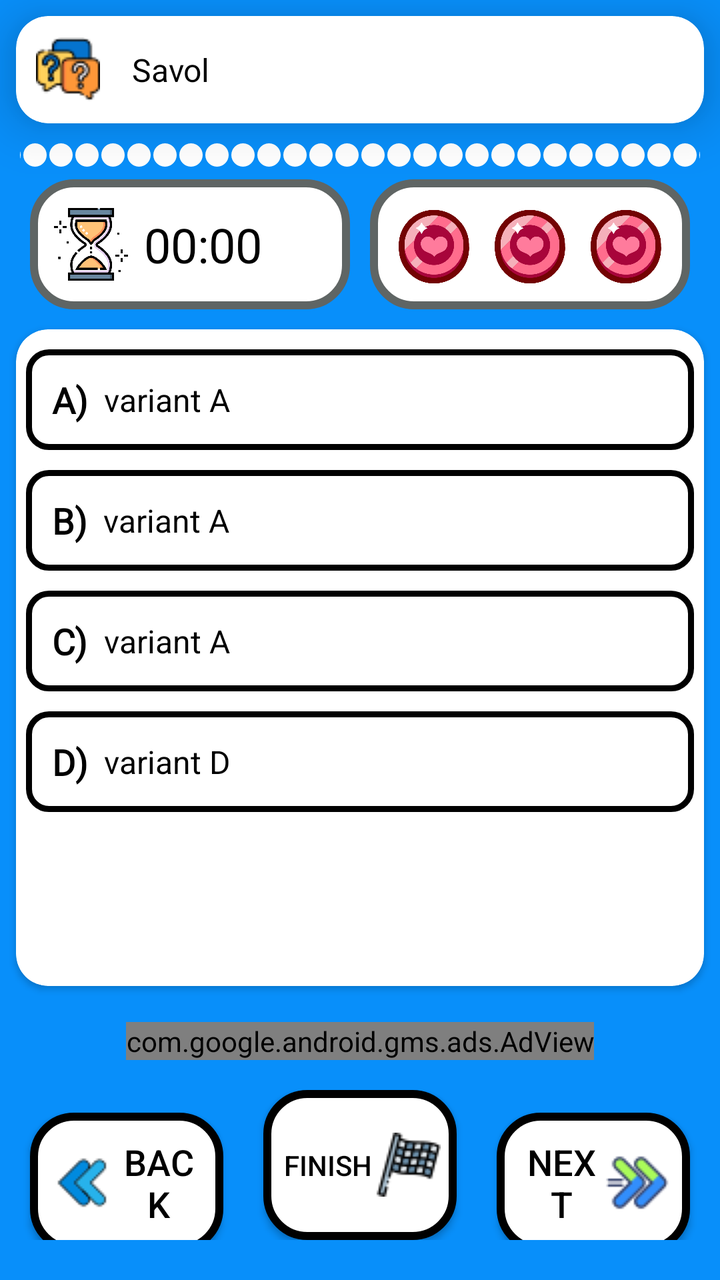
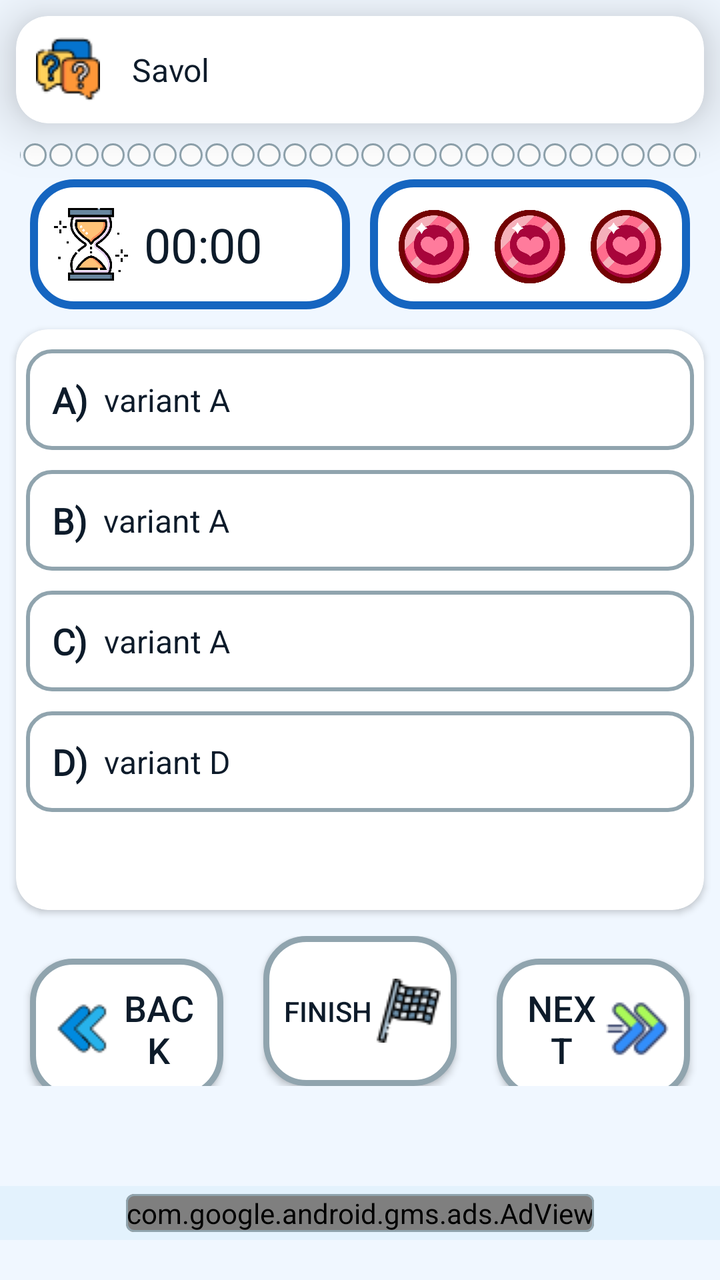

Before-and-after screenshots of an Android layout around one commit, followed by the original layout XML and the change that was made.
<!-- AndroidManifest.xml: application theme Theme.KimyoTest -->
<!-- res/layout/fragment_test_heart.xml -->
<?xml version="1.0" encoding="utf-8"?>
<androidx.appcompat.widget.LinearLayoutCompat xmlns:android="http://schemas.android.com/apk/res/android"
    xmlns:app="http://schemas.android.com/apk/res-auto"
    xmlns:tools="http://schemas.android.com/tools"
    android:layout_width="match_parent"
    android:layout_height="match_parent"
    android:background="@color/blue"
    android:orientation="vertical">

    <androidx.cardview.widget.CardView
        android:id="@+id/questionList"
        android:layout_width="match_parent"
        android:layout_height="wrap_content"
        android:layout_margin="8dp"
        app:cardBackgroundColor="@color/white"
        app:cardCornerRadius="16dp"
        app:cardElevation="16dp">

        <androidx.appcompat.widget.LinearLayoutCompat
            android:layout_width="wrap_content"
            android:layout_height="wrap_content"
            android:orientation="horizontal">

            <androidx.appcompat.widget.AppCompatImageView
                android:layout_width="wrap_content"
                android:layout_height="wrap_content"
                app:srcCompat="@drawable/image_question_32px"
                android:layout_marginStart="10dp"
                android:layout_gravity="center_vertical"/>

            <androidx.appcompat.widget.AppCompatTextView
                android:id="@+id/question"
                android:layout_width="match_parent"
                android:layout_height="wrap_content"
                android:padding="16dp"
                android:text="Savol"
                android:textColor="@color/black"
                android:textSize="16sp" />
        </androidx.appcompat.widget.LinearLayoutCompat>
    </androidx.cardview.widget.CardView>

    <androidx.appcompat.widget.LinearLayoutCompat
        android:id="@+id/testCountLayout"
        android:layout_width="match_parent"
        android:layout_height="16dp"
        android:layout_marginStart="10dp"
        android:layout_marginEnd="10dp"
        android:gravity="center"
        android:orientation="horizontal">
        <androidx.appcompat.widget.AppCompatTextView
            style="@style/TestCountStyle"/>
        <androidx.appcompat.widget.AppCompatTextView
            style="@style/TestCountStyle"/>
        <androidx.appcompat.widget.AppCompatTextView
            style="@style/TestCountStyle"/>
        <androidx.appcompat.widget.AppCompatTextView
            style="@style/TestCountStyle"/>
        <androidx.appcompat.widget.AppCompatTextView
            style="@style/TestCountStyle"/>
        <androidx.appcompat.widget.AppCompatTextView
            style="@style/TestCountStyle"/>
        <androidx.appcompat.widget.AppCompatTextView
            style="@style/TestCountStyle"/>
        <androidx.appcompat.widget.AppCompatTextView
            style="@style/TestCountStyle"/>
        <androidx.appcompat.widget.AppCompatTextView
            style="@style/TestCountStyle"/>
        <androidx.appcompat.widget.AppCompatTextView
            style="@style/TestCountStyle"/>
        <androidx.appcompat.widget.AppCompatTextView
            style="@style/TestCountStyle"/>
        <androidx.appcompat.widget.AppCompatTextView
            style="@style/TestCountStyle"/>
        <androidx.appcompat.widget.AppCompatTextView
            style="@style/TestCountStyle"/>
        <androidx.appcompat.widget.AppCompatTextView
            style="@style/TestCountStyle"/>
        <androidx.appcompat.widget.AppCompatTextView
            style="@style/TestCountStyle"/>
        <androidx.appcompat.widget.AppCompatTextView
            style="@style/TestCountStyle"/>
        <androidx.appcompat.widget.AppCompatTextView
            style="@style/TestCountStyle"/>
        <androidx.appcompat.widget.AppCompatTextView
            style="@style/TestCountStyle"/>
        <androidx.appcompat.widget.AppCompatTextView
            style="@style/TestCountStyle"/>
        <androidx.appcompat.widget.AppCompatTextView
            style="@style/TestCountStyle"/>
        <androidx.appcompat.widget.AppCompatTextView
            style="@style/TestCountStyle"/>
        <androidx.appcompat.widget.AppCompatTextView
            style="@style/TestCountStyle"/>
        <androidx.appcompat.widget.AppCompatTextView
            style="@style/TestCountStyle"/>
        <androidx.appcompat.widget.AppCompatTextView
            style="@style/TestCountStyle"/>
        <androidx.appcompat.widget.AppCompatTextView
            style="@style/TestCountStyle"/>
        <androidx.appcompat.widget.AppCompatTextView
            style="@style/TestCountStyle"/>
        <androidx.appcompat.widget.AppCompatTextView
            style="@style/TestCountStyle"/>
        <androidx.appcompat.widget.AppCompatTextView
            style="@style/TestCountStyle"/>
        <androidx.appcompat.widget.AppCompatTextView
            style="@style/TestCountStyle"/>
        <androidx.appcompat.widget.AppCompatTextView
            style="@style/TestCountStyle"/>
    </androidx.appcompat.widget.LinearLayoutCompat>

    <androidx.appcompat.widget.LinearLayoutCompat
        android:layout_width="match_parent"
        android:layout_height="wrap_content"
        android:orientation="horizontal"
        android:layout_marginTop="4dp"
        android:layout_marginBottom="2dp"
        android:gravity="center">
        <androidx.appcompat.widget.LinearLayoutCompat
            android:layout_width="160dp"
            android:layout_height="65dp"
            android:orientation="horizontal"
            android:layout_marginEnd="5dp"
            android:gravity="center_vertical"
            android:background="@drawable/style_item_menu">
            <androidx.appcompat.widget.AppCompatImageView
                android:layout_width="45dp"
                android:layout_height="45dp"
                android:padding="4dp"
                android:layout_marginStart="8dp"
                app:srcCompat="@drawable/image_timer"/>
            <androidx.appcompat.widget.AppCompatTextView
                android:id="@+id/testTimer"
                android:layout_width="wrap_content"
                android:layout_height="wrap_content"
                android:textSize="24sp"
                android:textColor="@color/black"
                android:layout_marginStart="4dp"
                android:fontFamily="@font/madimi"
                android:text="00:00"/>
            <androidx.appcompat.widget.AppCompatImageView
                android:id="@+id/timerInfinity"
                android:layout_width="45dp"
                android:layout_height="45dp"
                android:layout_marginStart="4dp"
                app:srcCompat="@drawable/image_infinity_32"
                android:visibility="gone"/>
        </androidx.appcompat.widget.LinearLayoutCompat>
        <androidx.appcompat.widget.LinearLayoutCompat
            android:layout_width="160dp"
            android:layout_height="65dp"
            android:layout_marginStart="5dp"
            android:orientation="horizontal"
            android:gravity="center"
            android:padding="4dp"
            android:background="@drawable/style_item_menu">
            <androidx.appcompat.widget.AppCompatImageView
                android:id="@+id/imageHearth1"
                android:layout_width="48dp"
                android:layout_height="48dp"
                android:padding="3dp"
                app:srcCompat="@drawable/image_heart"/>
            <androidx.appcompat.widget.AppCompatImageView
                android:id="@+id/imageHearth2"
                android:layout_width="48dp"
                android:layout_height="48dp"
                android:padding="3dp"
                app:srcCompat="@drawable/image_heart"/>
            <androidx.appcompat.widget.AppCompatImageView
                android:id="@+id/imageHearth3"
                android:layout_width="48dp"
                android:layout_height="48dp"
                android:padding="3dp"
                app:srcCompat="@drawable/image_heart"/>
        </androidx.appcompat.widget.LinearLayoutCompat>
    </androidx.appcompat.widget.LinearLayoutCompat>

    <androidx.cardview.widget.CardView
        android:id="@+id/answerLayout"
        android:layout_width="match_parent"
        android:layout_height="0dp"
        android:layout_margin="8dp"
        android:layout_weight="4"
        app:cardBackgroundColor="@color/white"
        app:cardCornerRadius="16dp"
        android:layout_marginBottom="10dp">

        <androidx.appcompat.widget.LinearLayoutCompat
            android:id="@+id/group"
            android:layout_width="match_parent"
            android:layout_height="wrap_content"
            android:orientation="vertical">

            <Space
                android:layout_width="match_parent"
                android:layout_height="10dp" />

            <androidx.appcompat.widget.LinearLayoutCompat
                style="@style/VariantStyle"
                android:padding="5dp"
                android:layout_marginStart="5dp"
                android:layout_marginEnd="5dp">

                <androidx.appcompat.widget.AppCompatTextView
                    android:layout_width="wrap_content"
                    android:layout_height="wrap_content"
                    android:layout_margin="8dp"
                    android:text="@string/text_A"
                    android:textStyle="bold"
                    android:layout_gravity="center_vertical"
                    android:textSize="18sp"
                    android:textColor="@color/black"
                    android:fontFamily="@font/pre_hear_regular"
                    android:layout_marginStart="5dp" />

                <androidx.appcompat.widget.AppCompatTextView
                    android:id="@+id/variantA"
                    android:layout_width="match_parent"
                    android:layout_height="wrap_content"
                    android:layout_marginEnd="8dp"
                    android:text="variant A"
                    android:textColor="@color/black"
                    android:textSize="16sp" />
            </androidx.appcompat.widget.LinearLayoutCompat>

            <Space
                android:layout_width="match_parent"
                android:layout_height="10dp" />

            <androidx.appcompat.widget.LinearLayoutCompat
                style="@style/VariantStyle"
                android:padding="5dp"
                android:layout_marginStart="5dp"
                android:layout_marginEnd="5dp">

                <androidx.appcompat.widget.AppCompatTextView
                    android:layout_width="wrap_content"
                    android:layout_height="wrap_content"
                    android:layout_margin="8dp"
                    android:text="@string/text_B"
                    android:textStyle="bold"
                    android:layout_gravity="center_vertical"
                    android:textSize="18sp"
                    android:textColor="@color/black"
                    android:fontFamily="@font/pre_hear_regular"
                    android:layout_marginStart="5dp"/>

                <androidx.appcompat.widget.AppCompatTextView
                    android:id="@+id/variantB"
                    android:layout_width="match_parent"
                    android:layout_height="wrap_content"
                    android:layout_marginEnd="8dp"
                    android:text="variant A"
                    android:textColor="@color/black"
                    android:textSize="16sp" />
            </androidx.appcompat.widget.LinearLayoutCompat>

            <Space
                android:layout_width="match_parent"
                android:layout_height="10dp" />

            <androidx.appcompat.widget.LinearLayoutCompat
                style="@style/VariantStyle"
                android:padding="5dp"
                android:layout_marginStart="5dp"
                android:layout_marginEnd="5dp">

                <androidx.appcompat.widget.AppCompatTextView
                    android:layout_width="wrap_content"
                    android:layout_height="wrap_content"
                    android:layout_margin="8dp"
                    android:text="@string/text_C"
                    android:layout_gravity="center_vertical"
                    android:textSize="18sp"
                    android:textStyle="bold"
                    android:textColor="@color/black"
                    android:fontFamily="@font/pre_hear_regular"
                    android:layout_marginStart="5dp" />

                <androidx.appcompat.widget.AppCompatTextView
                    android:id="@+id/variantC"
                    android:layout_width="match_parent"
                    android:layout_height="wrap_content"
                    android:layout_marginEnd="8dp"
                    android:text="variant A"
                    android:textColor="@color/black"
                    android:textSize="16sp" />
            </androidx.appcompat.widget.LinearLayoutCompat>

            <Space
                android:layout_width="match_parent"
                android:layout_height="10dp" />

            <androidx.appcompat.widget.LinearLayoutCompat
                style="@style/VariantStyle"
                android:padding="5dp"
                android:layout_marginStart="5dp"
                android:layout_marginEnd="5dp">

                <androidx.appcompat.widget.AppCompatTextView
                    android:layout_width="wrap_content"
                    android:layout_height="wrap_content"
                    android:layout_margin="8dp"
                    android:text="@string/text_D"
                    android:textStyle="bold"
                    android:layout_gravity="center_vertical"
                    android:textSize="18sp"
                    android:textColor="@color/black"
                    android:fontFamily="@font/pre_hear_regular"
                    android:layout_marginStart="5dp" />

                <androidx.appcompat.widget.AppCompatTextView
                    android:id="@+id/variantD"
                    android:layout_width="match_parent"
                    android:layout_height="wrap_content"
                    android:layout_marginEnd="8dp"
                    android:text="variant D"
                    android:textColor="@color/black"
                    android:textSize="16sp" />
            </androidx.appcompat.widget.LinearLayoutCompat>

            <Space
                android:layout_width="match_parent"
                android:layout_height="10dp" />
        </androidx.appcompat.widget.LinearLayoutCompat>
    </androidx.cardview.widget.CardView>

    <com.google.android.gms.ads.AdView
        xmlns:ads="http://schemas.android.com/apk/res-auto"
        android:id="@+id/bannerAds"
        android:layout_gravity="center"
        android:layout_width="wrap_content"
        android:layout_height="wrap_content"
        android:layout_centerHorizontal="true"
        android:layout_alignParentBottom="true"
        ads:adSize="BANNER"
        android:layout_marginBottom="10dp"
        android:layout_marginTop="10dp"
        ads:adUnitId="@string/bannerAdsUnitId">
    </com.google.android.gms.ads.AdView>

    <androidx.appcompat.widget.LinearLayoutCompat
        android:layout_width="match_parent"
        android:layout_height="wrap_content"
        android:padding="5dp"
        android:layout_marginBottom="15dp">

        <androidx.appcompat.widget.AppCompatButton
            android:id="@+id/back"
            android:layout_width="0dp"
            android:layout_height="70dp"
            android:layout_marginStart="10dp"
            android:layout_marginEnd="10dp"
            android:layout_weight="1"
            android:padding="10dp"
            android:drawableStart="@drawable/image_back_32px"
            android:background="@drawable/style_btn"
            android:text="@string/back"
            android:textColor="@color/black"
            android:textSize="18sp" />

        <androidx.appcompat.widget.AppCompatButton
            android:id="@+id/stopTest"
            android:layout_width="0dp"
            android:layout_height="75dp"
            android:layout_marginStart="10dp"
            android:layout_marginEnd="10dp"
            android:layout_weight="1"
            android:padding="8dp"
            android:drawableEnd="@drawable/image_finish_32px"
            android:background="@drawable/style_btn"
            android:text="@string/finish"
            android:textColor="@color/black"
            android:textSize="14sp" />

        <androidx.appcompat.widget.AppCompatButton
            android:id="@+id/nextBtn"
            android:layout_width="0dp"
            android:layout_height="70dp"
            android:layout_marginStart="10dp"
            android:layout_marginEnd="10dp"
            android:layout_weight="1"
            android:background="@drawable/style_btn"
            android:text="@string/next"
            android:drawableEnd="@drawable/image_next_32px"
            android:padding="10dp"
            android:textColor="@color/black"
            android:textSize="18sp" />
    </androidx.appcompat.widget.LinearLayoutCompat>

</androidx.appcompat.widget.LinearLayoutCompat>
<!-- resources referenced by this layout -->
<resources>
  <color name="black">#FF000000</color>
  <color name="blue">#088FFA</color>
  <color name="white">#FFFFFFFF</color>
  <!-- drawable image_back_32px: png bitmap (drawable, 964 bytes) -->
  <!-- drawable image_finish_32px: png bitmap (drawable, 2047 bytes) -->
  <!-- drawable image_heart: png bitmap (drawable, 34559 bytes) -->
  <!-- drawable image_infinity_32: png bitmap (drawable, 1665 bytes) -->
  <!-- drawable image_next_32px: png bitmap (drawable, 1419 bytes) -->
  <!-- drawable image_timer: png bitmap (drawable, 32553 bytes) -->
  <!-- drawable style_btn (drawable) -->
  <?xml version="1.0" encoding="utf-8"?>
  <shape xmlns:android="http://schemas.android.com/apk/res/android">
      <corners android:radius="20dp"/>
      <stroke android:width="4dp" android:color="@color/black"/>
      <solid android:color="@color/white"/>
  </shape>
  <!-- drawable style_item_menu (drawable) -->
  <?xml version="1.0" encoding="utf-8"?>
  <shape xmlns:android="http://schemas.android.com/apk/res/android">
      <corners android:radius="20dp"/>
      <stroke android:width="4dp" android:color="@color/appTheme"/>
      <solid android:color="@color/white"/>
  </shape>
  <string name="back">Back</string>
  <string name="bannerAdsUnitId">ca-app-pub-4664801446868642/4780323731</string>
  <string name="finish">Finish</string>
  <string name="next">Next</string>
  <string name="text_A">A)</string>
  <string name="text_B">B)</string>
  <string name="text_C">C)</string>
  <string name="text_D">D)</string>
  <style name="TestCountStyle">
          <item name="android:layout_width">11.5dp</item>
          <item name="android:layout_height">11.5dp</item>
          <item name="android:background">@drawable/style_test_count</item>
          <item name="android:layout_marginEnd">0.5dp</item>
          <item name="android:layout_marginStart">0.5dp</item>
      </style>
  <style name="VariantStyle">
          <item name="android:layout_width">match_parent</item>
          <item name="android:layout_height">wrap_content</item>
          <item name="android:clickable">true</item>
          <item name="android:background">@drawable/style_test_default_answer</item>
          <item name="android:gravity">center</item>
          <item name="android:onClick">click</item>
      </style>
  <style name="Theme.KimyoTest" parent="Base.Theme.KimyoTest" />
  <color name="appTheme">@color/silver</color>
  <!-- drawable style_test_count (drawable) -->
  <?xml version="1.0" encoding="utf-8"?>
  <shape xmlns:android="http://schemas.android.com/apk/res/android">
      <corners android:radius="250dp"/>
      <solid android:color="@color/white"/>
  </shape>
  <!-- drawable style_test_default_answer (drawable) -->
  <?xml version="1.0" encoding="utf-8"?>
  <shape xmlns:android="http://schemas.android.com/apk/res/android">
      <stroke android:color="@color/black" android:width="3dp"/>
      <corners android:radius="10dp"/> />
  </shape>
  <style name="Base.Theme.KimyoTest" parent="Theme.Material3.DayNight.NoActionBar">
          
          
          <item name="android:textColorPrimary">@color/black</item>
          <item name="android:windowBackground">@color/white</item>
      </style>
  <color name="silver">#5F6564</color>
  <!-- unchanged entries left out for length: 1 -->
</resources>

<!-- the commit's change to res/layout/fragment_test_heart.xml (unified diff, before → after) -->
@@ -4,7 +4,7 @@
     xmlns:tools="http://schemas.android.com/tools"
     android:layout_width="match_parent"
     android:layout_height="match_parent"
-    android:background="@color/blue"
+    android:background="?attr/android:windowBackground"
     android:orientation="vertical">
 
     <androidx.cardview.widget.CardView
@@ -12,7 +12,7 @@
         android:layout_width="match_parent"
         android:layout_height="wrap_content"
         android:layout_margin="8dp"
-        app:cardBackgroundColor="@color/white"
+        app:cardBackgroundColor="?attr/colorSurface"
         app:cardCornerRadius="16dp"
         app:cardElevation="16dp">
 
@@ -34,7 +34,7 @@
                 android:layout_height="wrap_content"
                 android:padding="16dp"
                 android:text="Savol"
-                android:textColor="@color/black"
+                android:textColor="?attr/colorOnSurface"
                 android:textSize="16sp" />
         </androidx.appcompat.widget.LinearLayoutCompat>
     </androidx.cardview.widget.CardView>
@@ -134,7 +134,7 @@
                 android:layout_width="wrap_content"
                 android:layout_height="wrap_content"
                 android:textSize="24sp"
-                android:textColor="@color/black"
+                android:textColor="?attr/colorOnSurface"
                 android:layout_marginStart="4dp"
                 android:fontFamily="@font/madimi"
                 android:text="00:00"/>
@@ -181,7 +181,7 @@
         android:layout_height="0dp"
         android:layout_margin="8dp"
         android:layout_weight="4"
-        app:cardBackgroundColor="@color/white"
+        app:cardBackgroundColor="?attr/colorSurface"
         app:cardCornerRadius="16dp"
         android:layout_marginBottom="10dp">
 
@@ -209,7 +209,7 @@
                     android:textStyle="bold"
                     android:layout_gravity="center_vertical"
                     android:textSize="18sp"
-                    android:textColor="@color/black"
+                    android:textColor="?attr/colorOnSurface"
                     android:fontFamily="@font/pre_hear_regular"
                     android:layout_marginStart="5dp" />
 
@@ -219,7 +219,7 @@
                     android:layout_height="wrap_content"
                     android:layout_marginEnd="8dp"
                     android:text="variant A"
-                    android:textColor="@color/black"
+                    android:textColor="?attr/colorOnSurface"
                     android:textSize="16sp" />
             </androidx.appcompat.widget.LinearLayoutCompat>
 
@@ -241,7 +241,7 @@
                     android:textStyle="bold"
                     android:layout_gravity="center_vertical"
                     android:textSize="18sp"
-                    android:textColor="@color/black"
+                    android:textColor="?attr/colorOnSurface"
                     android:fontFamily="@font/pre_hear_regular"
                     android:layout_marginStart="5dp"/>
 
@@ -251,7 +251,7 @@
                     android:layout_height="wrap_content"
                     android:layout_marginEnd="8dp"
                     android:text="variant A"
-                    android:textColor="@color/black"
+                    android:textColor="?attr/colorOnSurface"
                     android:textSize="16sp" />
             </androidx.appcompat.widget.LinearLayoutCompat>
 
@@ -273,7 +273,7 @@
                     android:layout_gravity="center_vertical"
                     android:textSize="18sp"
                     android:textStyle="bold"
-                    android:textColor="@color/black"
+                    android:textColor="?attr/colorOnSurface"
                     android:fontFamily="@font/pre_hear_regular"
                     android:layout_marginStart="5dp" />
 
@@ -283,7 +283,7 @@
                     android:layout_height="wrap_content"
                     android:layout_marginEnd="8dp"
                     android:text="variant A"
-                    android:textColor="@color/black"
+                    android:textColor="?attr/colorOnSurface"
                     android:textSize="16sp" />
             </androidx.appcompat.widget.LinearLayoutCompat>
 
@@ -305,7 +305,7 @@
                     android:textStyle="bold"
                     android:layout_gravity="center_vertical"
                     android:textSize="18sp"
-                    android:textColor="@color/black"
+                    android:textColor="?attr/colorOnSurface"
                     android:fontFamily="@font/pre_hear_regular"
                     android:layout_marginStart="5dp" />
 
@@ -315,7 +315,7 @@
                     android:layout_height="wrap_content"
                     android:layout_marginEnd="8dp"
                     android:text="variant D"
-                    android:textColor="@color/black"
+                    android:textColor="?attr/colorOnSurface"
                     android:textSize="16sp" />
             </androidx.appcompat.widget.LinearLayoutCompat>
 
@@ -325,25 +325,11 @@
         </androidx.appcompat.widget.LinearLayoutCompat>
     </androidx.cardview.widget.CardView>
 
-    <com.google.android.gms.ads.AdView
-        xmlns:ads="http://schemas.android.com/apk/res-auto"
-        android:id="@+id/bannerAds"
-        android:layout_gravity="center"
-        android:layout_width="wrap_content"
-        android:layout_height="wrap_content"
-        android:layout_centerHorizontal="true"
-        android:layout_alignParentBottom="true"
-        ads:adSize="BANNER"
-        android:layout_marginBottom="10dp"
-        android:layout_marginTop="10dp"
-        ads:adUnitId="@string/bannerAdsUnitId">
-    </com.google.android.gms.ads.AdView>
-
     <androidx.appcompat.widget.LinearLayoutCompat
         android:layout_width="match_parent"
         android:layout_height="wrap_content"
         android:padding="5dp"
-        android:layout_marginBottom="15dp">
+        android:layout_marginBottom="5dp">
 
         <androidx.appcompat.widget.AppCompatButton
             android:id="@+id/back"
@@ -356,7 +342,7 @@
             android:drawableStart="@drawable/image_back_32px"
             android:background="@drawable/style_btn"
             android:text="@string/back"
-            android:textColor="@color/black"
+            android:textColor="?attr/colorOnSurface"
             android:textSize="18sp" />
 
         <androidx.appcompat.widget.AppCompatButton
@@ -370,7 +356,7 @@
             android:drawableEnd="@drawable/image_finish_32px"
             android:background="@drawable/style_btn"
             android:text="@string/finish"
-            android:textColor="@color/black"
+            android:textColor="?attr/colorOnSurface"
             android:textSize="14sp" />
 
         <androidx.appcompat.widget.AppCompatButton
@@ -384,8 +370,37 @@
             android:text="@string/next"
             android:drawableEnd="@drawable/image_next_32px"
             android:padding="10dp"
-            android:textColor="@color/black"
+            android:textColor="?attr/colorOnSurface"
             android:textSize="18sp" />
     </androidx.appcompat.widget.LinearLayoutCompat>
 
+    <androidx.appcompat.widget.LinearLayoutCompat
+        android:layout_width="match_parent"
+        android:layout_height="wrap_content"
+        android:background="?attr/colorSurfaceVariant"
+        android:gravity="center"
+        android:layout_marginTop="40dp"
+        android:layout_marginBottom="20dp"
+        android:padding="4dp">
+
+        <com.google.android.material.card.MaterialCardView
+            android:layout_width="wrap_content"
+            android:layout_height="wrap_content"
+            app:cardBackgroundColor="?attr/colorSurface"
+            app:cardCornerRadius="4dp"
+            app:cardElevation="0dp"
+            app:strokeColor="?attr/colorOutline"
+            app:strokeWidth="1dp">
+
+            <com.google.android.gms.ads.AdView
+                xmlns:ads="http://schemas.android.com/apk/res-auto"
+                android:id="@+id/bannerAds"
+                android:layout_width="wrap_content"
+                android:layout_height="wrap_content"
+                ads:adSize="BANNER"
+                ads:adUnitId="@string/bannerAdsUnitId" />
+
+        </com.google.android.material.card.MaterialCardView>
+    </androidx.appcompat.widget.LinearLayoutCompat>
+
 </androidx.appcompat.widget.LinearLayoutCompat>
<!-- resource entries referenced after the edit -->
@@ -1,8 +1,5 @@
 <!-- resources referenced by this layout -->
 <resources>
-  <color name="black">#FF000000</color>
-  <color name="blue">#088FFA</color>
-  <color name="white">#FFFFFFFF</color>
   <!-- drawable image_back_32px: png bitmap (drawable, 964 bytes) -->
   <!-- drawable image_finish_32px: png bitmap (drawable, 2047 bytes) -->
   <!-- drawable image_heart: png bitmap (drawable, 34559 bytes) -->
@@ -13,15 +10,15 @@
   <?xml version="1.0" encoding="utf-8"?>
   <shape xmlns:android="http://schemas.android.com/apk/res/android">
       <corners android:radius="20dp"/>
-      <stroke android:width="4dp" android:color="@color/black"/>
-      <solid android:color="@color/white"/>
+      <stroke android:width="3dp" android:color="?attr/colorOutline"/>
+      <solid android:color="?attr/colorSurface"/>
   </shape>
   <!-- drawable style_item_menu (drawable) -->
   <?xml version="1.0" encoding="utf-8"?>
   <shape xmlns:android="http://schemas.android.com/apk/res/android">
       <corners android:radius="20dp"/>
-      <stroke android:width="4dp" android:color="@color/appTheme"/>
-      <solid android:color="@color/white"/>
+      <stroke android:width="4dp" android:color="?attr/colorPrimary"/>
+      <solid android:color="?attr/colorSurface"/>
   </shape>
   <string name="back">Back</string>
   <string name="bannerAdsUnitId">ca-app-pub-4664801446868642/4780323731</string>
@@ -44,29 +41,41 @@
           <item name="android:clickable">true</item>
           <item name="android:background">@drawable/style_test_default_answer</item>
           <item name="android:gravity">center</item>
-          <item name="android:onClick">click</item>
       </style>
   <style name="Theme.KimyoTest" parent="Base.Theme.KimyoTest" />
-  <color name="appTheme">@color/silver</color>
   <!-- drawable style_test_count (drawable) -->
   <?xml version="1.0" encoding="utf-8"?>
   <shape xmlns:android="http://schemas.android.com/apk/res/android">
       <corners android:radius="250dp"/>
-      <solid android:color="@color/white"/>
+      <solid android:color="?attr/colorSurface"/>
+      <stroke android:width="1dp" android:color="?attr/colorOutline"/>
   </shape>
   <!-- drawable style_test_default_answer (drawable) -->
   <?xml version="1.0" encoding="utf-8"?>
   <shape xmlns:android="http://schemas.android.com/apk/res/android">
-      <stroke android:color="@color/black" android:width="3dp"/>
-      <corners android:radius="10dp"/> />
+      <stroke android:color="?attr/colorOutline" android:width="2dp"/>
+      <corners android:radius="12dp"/>
+      <solid android:color="?attr/colorSurface"/>
   </shape>
   <style name="Base.Theme.KimyoTest" parent="Theme.Material3.DayNight.NoActionBar">
           
-          
-          <item name="android:textColorPrimary">@color/black</item>
-          <item name="android:windowBackground">@color/white</item>
+          <item name="android:windowBackground">@color/chem_background_light</item>
+          <item name="android:textColorPrimary">@color/chem_on_surface_light</item>
+          <item name="colorPrimary">@color/chem_primary_light</item>
+          <item name="colorOnPrimary">@color/chem_surface_light</item>
+          <item name="colorSurface">@color/chem_surface_light</item>
+          <item name="colorOnSurface">@color/chem_on_surface_light</item>
+          <item name="colorOutline">@color/chem_outline_light</item>
+          <item name="colorPrimaryContainer">@color/chem_toolbar_light</item>
+          <item name="colorSurfaceVariant">@color/chem_surface_variant_light</item>
       </style>
-  <color name="silver">#5F6564</color>
+  <color name="chem_background_light">#F0F7FF</color>
+  <color name="chem_on_surface_light">#0D1B2A</color>
+  <color name="chem_primary_light">#1565C0</color>
+  <color name="chem_surface_light">#FFFFFF</color>
+  <color name="chem_outline_light">#90A4AE</color>
+  <color name="chem_toolbar_light">#0D47A1</color>
+  <color name="chem_surface_variant_light">#E3F2FD</color>
   <!-- unchanged entries left out for length: 1 -->
 </resources>
 
